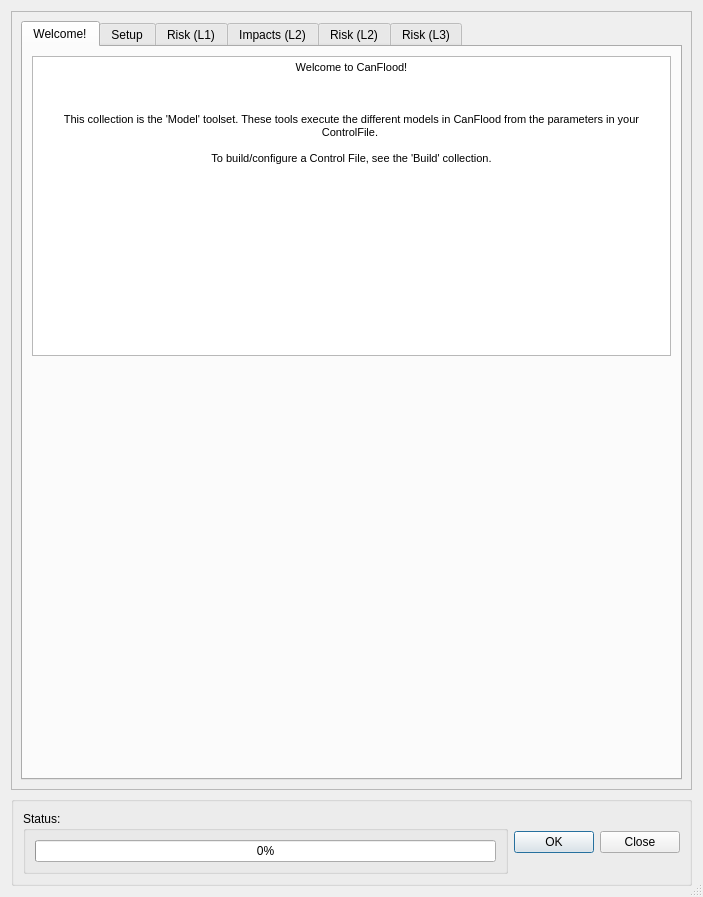
This is canflood/model/model.ui in NRCan/CanFlood as Qt 5 draws it before an edit. The edited form follows.
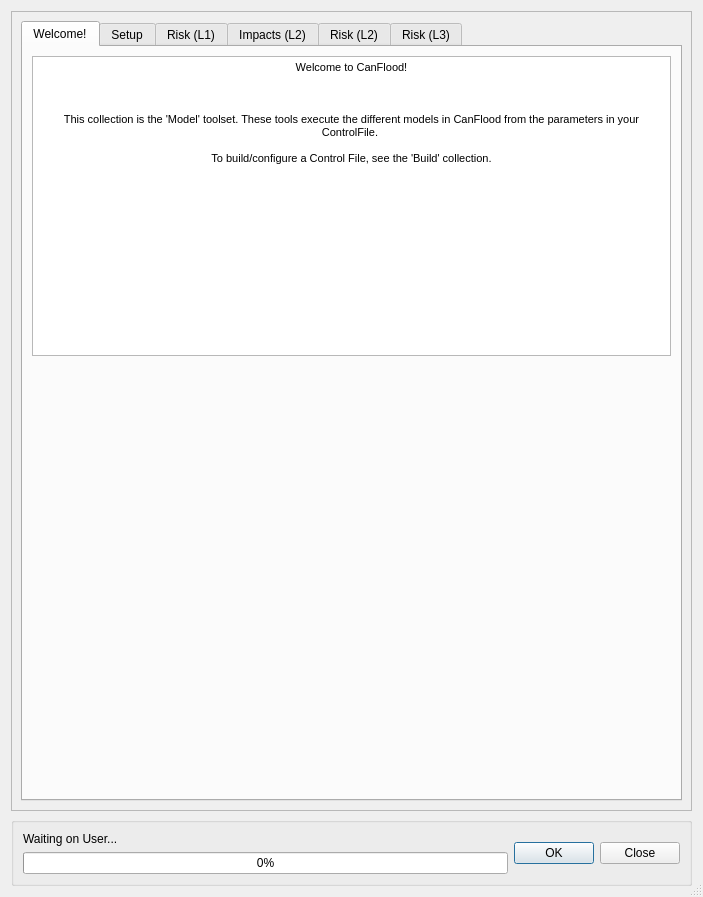
This is the edited form. Icons and pictures are not drawn.

The edit to the form file:
```diff
--- a/canflood/model/model.ui
+++ b/canflood/model/model.ui
@@ -46,7 +46,7 @@
         <x>0</x>
         <y>0</y>
         <width>683</width>
-        <height>795</height>
+        <height>809</height>
        </rect>
       </property>
       <layout class="QGridLayout" name="gridLayout_5">
@@ -2267,38 +2267,32 @@
      <property name="title">
       <string/>
      </property>
-     <layout class="QGridLayout" name="gridLayout_2">
-      <item row="0" column="0">
-       <layout class="QGridLayout" name="gridLayout_3">
-        <item row="1" column="0">
-         <widget class="QGroupBox" name="groupBox_3">
-          <property name="sizePolicy">
-           <sizepolicy hsizetype="Expanding" vsizetype="Minimum">
-            <horstretch>0</horstretch>
-            <verstretch>0</verstretch>
-           </sizepolicy>
+     <layout class="QHBoxLayout" name="horizontalLayout_3">
+      <item>
+       <layout class="QVBoxLayout" name="verticalLayout_20">
+        <item>
+         <widget class="QLabel" name="progressText">
+          <property name="maximumSize">
+           <size>
+            <width>16777215</width>
+            <height>15</height>
+           </size>
           </property>
-          <property name="title">
-           <string>Status:</string>
+          <property name="text">
+           <string>Waiting on User...</string>
           </property>
-          <layout class="QGridLayout" name="gridLayout_4">
-           <item row="0" column="0">
+         </widget>
+        </item>
+        <item>
             <widget class="QProgressBar" name="progressBar">
-             <property name="sizePolicy">
-              <sizepolicy hsizetype="Expanding" vsizetype="Fixed">
-               <horstretch>0</horstretch>
-               <verstretch>0</verstretch>
-              </sizepolicy>
-             </property>
              <property name="value">
               <number>0</number>
              </property>
             </widget>
            </item>
           </layout>
-         </widget>
-        </item>
-        <item row="1" column="1">
+      </item>
+      <item>
          <widget class="QDialogButtonBox" name="buttonBox">
           <property name="enabled">
            <bool>true</bool>
@@ -2327,8 +2321,6 @@
          </widget>
         </item>
        </layout>
-      </item>
-     </layout>
     </widget>
    </item>
   </layout>
```
Left out of the diff: 3 changed lines with no effect on the pictures. Lines whose indentation alone changed are shown as unchanged.
